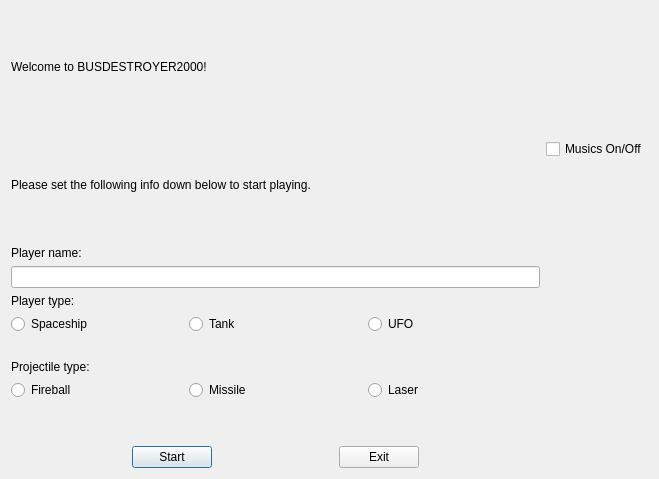
Before: the Qt Designer form Game/mainmenudialog.ui in miikka0000/BusDestroyer2000-Game-with-Qt, drawn with Qt 5.
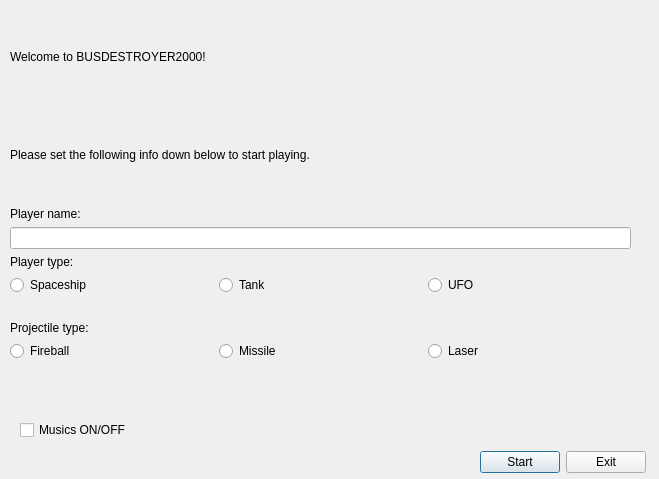
After: the same form once the commit is applied. Icons and pictures are not drawn.

Commit message: hiotu QDialog GUIta , tehty mm. pieniä layout muutoksia

Diff of the .ui file:
```diff
--- a/Game/mainmenudialog.ui
+++ b/Game/mainmenudialog.ui
@@ -28,8 +28,119 @@
   <property name="windowTitle">
    <string>Main Menu</string>
   </property>
-  <layout class="QGridLayout" name="gridLayout">
-   <item row="0" column="0">
+  <widget class="QLabel" name="erronousInputLabel">
+   <property name="geometry">
+    <rect>
+     <x>140</x>
+     <y>390</y>
+     <width>491</width>
+     <height>20</height>
+    </rect>
+   </property>
+   <property name="styleSheet">
+    <string notr="true">color : red </string>
+   </property>
+   <property name="text">
+    <string/>
+   </property>
+  </widget>
+  <widget class="QWidget" name="">
+   <property name="geometry">
+    <rect>
+     <x>20</x>
+     <y>420</y>
+     <width>151</width>
+     <height>54</height>
+    </rect>
+   </property>
+   <layout class="QVBoxLayout" name="verticalLayout_7">
+    <item>
+     <widget class="QCheckBox" name="musicsOn">
+      <property name="text">
+       <string>Musics ON/OFF</string>
+      </property>
+     </widget>
+    </item>
+    <item>
+     <layout class="QHBoxLayout" name="horizontalLayout_6">
+      <item>
+       <widget class="QLabel" name="musicsOnLabel">
+        <property name="text">
+         <string/>
+        </property>
+        <property name="pixmap">
+         <pixmap resource="resources/res.qrc">:/images/souds_on.png</pixmap>
+        </property>
+       </widget>
+      </item>
+      <item>
+       <widget class="QLabel" name="musicsOffLabel">
+        <property name="text">
+         <string/>
+        </property>
+        <property name="pixmap">
+         <pixmap resource="resources/res.qrc">:/images/souds_off.png</pixmap>
+        </property>
+       </widget>
+      </item>
+     </layout>
+    </item>
+   </layout>
+  </widget>
+  <widget class="QWidget" name="">
+   <property name="geometry">
+    <rect>
+     <x>480</x>
+     <y>450</y>
+     <width>168</width>
+     <height>24</height>
+    </rect>
+   </property>
+   <layout class="QHBoxLayout" name="horizontalLayout_5">
+    <property name="spacing">
+     <number>6</number>
+    </property>
+    <item>
+     <widget class="QPushButton" name="startButton">
+      <property name="sizePolicy">
+       <sizepolicy hsizetype="Fixed" vsizetype="Fixed">
+        <horstretch>0</horstretch>
+        <verstretch>0</verstretch>
+       </sizepolicy>
+      </property>
+      <property name="text">
+       <string>Start</string>
+      </property>
+     </widget>
+    </item>
+    <item>
+     <widget class="QPushButton" name="exitButton">
+      <property name="sizePolicy">
+       <sizepolicy hsizetype="Fixed" vsizetype="Fixed">
+        <horstretch>0</horstretch>
+        <verstretch>0</verstretch>
+       </sizepolicy>
+      </property>
+      <property name="text">
+       <string>Exit</string>
+      </property>
+     </widget>
+    </item>
+   </layout>
+  </widget>
+  <widget class="QWidget" name="">
+   <property name="geometry">
+    <rect>
+     <x>10</x>
+     <y>10</y>
+     <width>621</width>
+     <height>371</height>
+    </rect>
+   </property>
+   <layout class="QVBoxLayout" name="verticalLayout_9">
+    <item>
+     <layout class="QVBoxLayout" name="verticalLayout_8">
+      <item>
     <layout class="QVBoxLayout" name="verticalLayout_3">
      <item>
       <widget class="QLabel" name="infoLabel1">
@@ -82,7 +193,7 @@
      </item>
     </layout>
    </item>
-   <item row="1" column="0">
+      <item>
     <layout class="QVBoxLayout" name="verticalLayout_4">
      <item>
       <layout class="QVBoxLayout" name="verticalLayout">
@@ -177,7 +288,9 @@
      </item>
     </layout>
    </item>
-   <item row="2" column="0">
+     </layout>
+    </item>
+    <item>
     <layout class="QVBoxLayout" name="verticalLayout_6">
      <item>
       <layout class="QVBoxLayout" name="verticalLayout_5">
@@ -260,57 +373,8 @@
      </item>
     </layout>
    </item>
-   <item row="3" column="0">
-    <widget class="QLabel" name="erronousInputLabel">
-     <property name="styleSheet">
-      <string notr="true">color : red </string>
-     </property>
-     <property name="text">
-      <string/>
-     </property>
-    </widget>
-   </item>
-   <item row="4" column="0">
-    <layout class="QHBoxLayout" name="horizontalLayout_5">
-     <property name="spacing">
-      <number>6</number>
-     </property>
-     <item>
-      <widget class="QPushButton" name="startButton">
-       <property name="sizePolicy">
-        <sizepolicy hsizetype="Fixed" vsizetype="Fixed">
-         <horstretch>0</horstretch>
-         <verstretch>0</verstretch>
-        </sizepolicy>
-       </property>
-       <property name="text">
-        <string>Start</string>
-       </property>
-      </widget>
-     </item>
-     <item>
-      <widget class="QPushButton" name="exitButton">
-       <property name="sizePolicy">
-        <sizepolicy hsizetype="Fixed" vsizetype="Fixed">
-         <horstretch>0</horstretch>
-         <verstretch>0</verstretch>
-        </sizepolicy>
-       </property>
-       <property name="text">
-        <string>Exit</string>
-       </property>
-      </widget>
-     </item>
-    </layout>
-   </item>
-   <item row="0" column="1">
-    <widget class="QCheckBox" name="musicsOn">
-     <property name="text">
-      <string>Musics On/Off</string>
-     </property>
-    </widget>
-   </item>
-  </layout>
+   </layout>
+  </widget>
  </widget>
  <resources>
   <include location="resources/res.qrc"/>
```
Left out of the diff: 2 changed lines with no effect on the pictures. Lines whose indentation alone changed are shown as unchanged.
